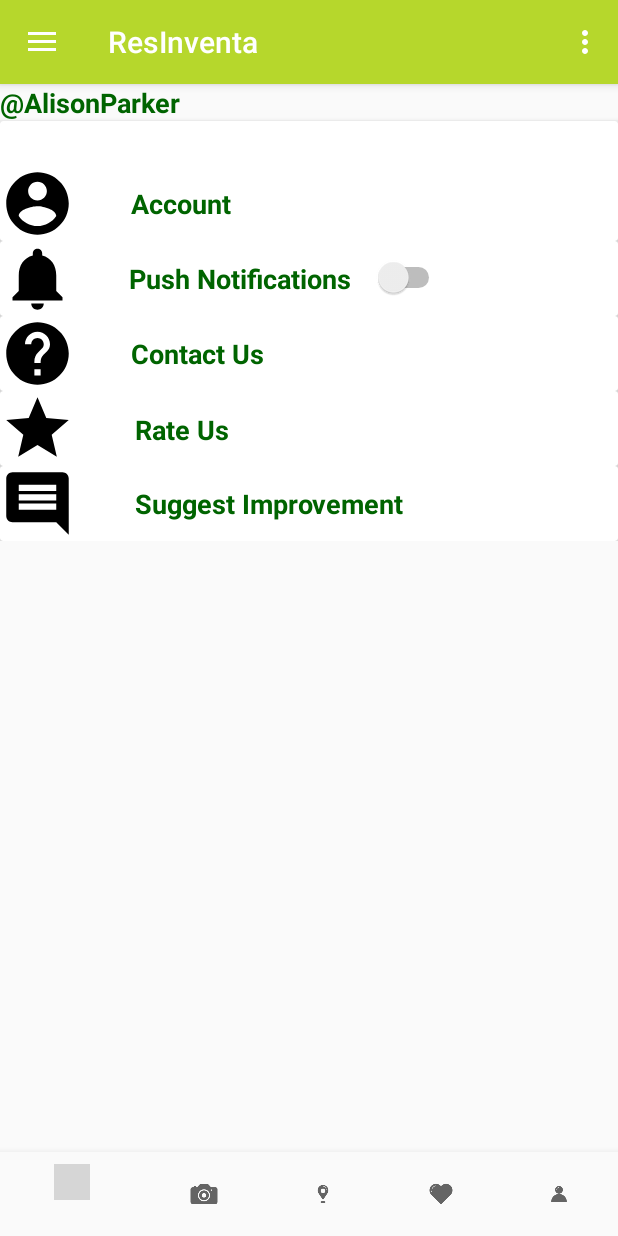
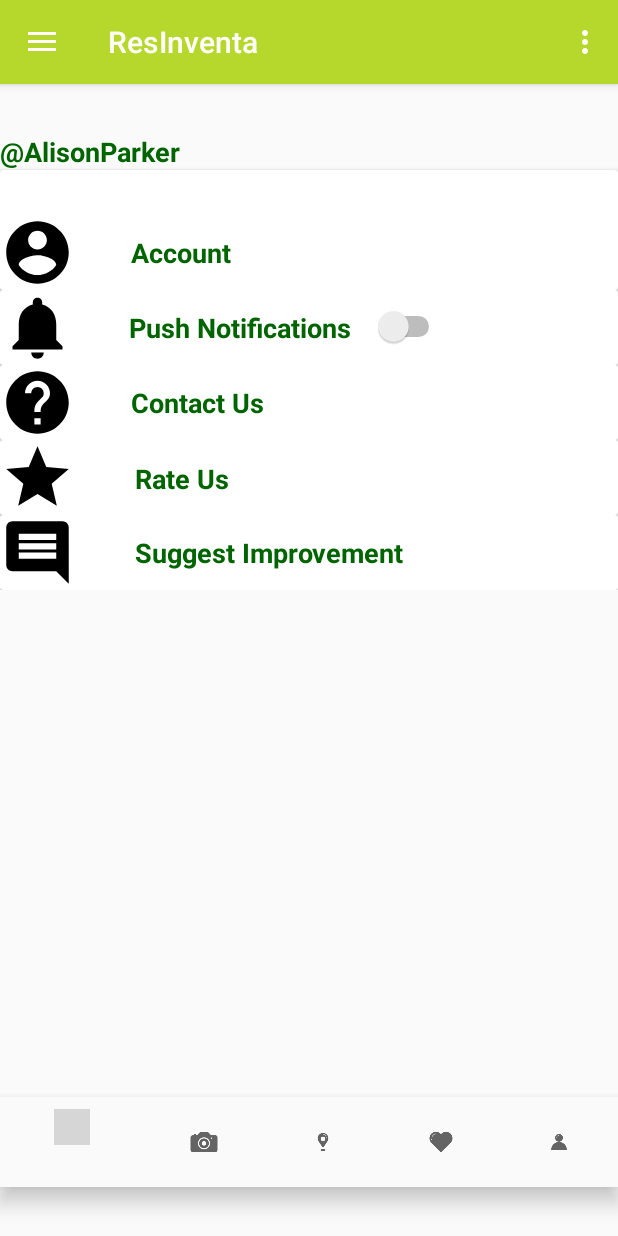
Before and after one commit to xhoanaaliu/Senior-Design-Project, an Android app: the screen it shows after launch (MainActivity), in the side drawer, after a tap on "Settings", on a phone screen of 412 x 824 dp. Run offline under Robolectric (Android 15) with nearby library versions, the phone set to English and light mode, and no system bars; grey boxes are pictures that could not be loaded.

Commit message:
New Event Fragment Final (1st Iteration) Removed Bottom Navigation Drawer from Profile Fragment

```diff
--- a/app/build.gradle
+++ b/app/build.gradle
@@ -29,6 +29,9 @@ dependencies {
     implementation 'com.github.florent37:materialtextfield:1.0.7'
     implementation 'com.colapps:datetimepicker-library:0.0.7'
     implementation 'com.nineoldandroids:library:2.4.0'
+    implementation 'com.jaredrummler:material-spinner:1.3.1'
+    implementation 'com.aurelhubert:ahbottomnavigation:0.1.3'
+
 
 
     testImplementation 'junit:junit:4.12'
--- a/app/src/main/java/com/example/gerard/afinal/ProfileFragment.java
+++ b/app/src/main/java/com/example/gerard/afinal/ProfileFragment.java
@@ -30,9 +30,7 @@ public class ProfileFragment extends Fragment implements View.OnClickListener {
 
     private TabLayout tabs;
     private ViewPager viewPager;
-    private BottomNavigationView bottom_nav;
     MyAdapter adapter;
-    Intent intent;
     public ProfileFragment() {
         // Required empty public constructor
     }
@@ -56,7 +54,7 @@ public class ProfileFragment extends Fragment implements View.OnClickListener {
                              Bundle savedInstanceState) {
         // Inflate the layout for this fragment
         View rootView= inflater.inflate(R.layout.fragment_profile, container, false);
-        bottom_nav=rootView.findViewById(R.id.bottom_nav);
+
         return rootView;
     }
 
@@ -84,15 +82,6 @@ public class ProfileFragment extends Fragment implements View.OnClickListener {
         adapter.addFragment(new FollowingFragment(),"Following");
         viewPager.setAdapter(adapter);
         tabs.setupWithViewPager(viewPager);
-        bottom_nav.setOnClickListener(this);
-        bottom_nav.setOnNavigationItemSelectedListener(new BottomNavigationView.OnNavigationItemSelectedListener() {
-            @Override
-            public boolean onNavigationItemSelected(@NonNull MenuItem menuItem) {
-                return false;
-            }
-        });
-
-
     }
 
 
--- a/app/src/main/res/layout/activity_main.xml
+++ b/app/src/main/res/layout/activity_main.xml
@@ -22,4 +22,6 @@
         app:headerLayout="@layout/nav_header_main"
         app:menu="@menu/activity_main_drawer" />
 
+
+
 </android.support.v4.widget.DrawerLayout>
--- a/app/src/main/res/layout/app_bar_main.xml
+++ b/app/src/main/res/layout/app_bar_main.xml
@@ -20,6 +20,7 @@
 
     </android.support.design.widget.AppBarLayout>
 
+
     <include layout="@layout/content_main" />
 
 </android.support.design.widget.CoordinatorLayout>
--- a/app/src/main/res/layout/content_main.xml
+++ b/app/src/main/res/layout/content_main.xml
@@ -12,19 +12,22 @@
     <FrameLayout
         android:id="@+id/main_fragment"
         android:layout_width="match_parent"
-        android:layout_height="match_parent"/>
+        android:layout_height="610dp"
+        app:layout_constraintBottom_toTopOf="@+id/navigation"
+        app:layout_constraintEnd_toEndOf="parent"
+        app:layout_constraintStart_toStartOf="parent"
+        app:layout_constraintTop_toTopOf="parent" />
 
 
     <android.support.design.widget.BottomNavigationView
         android:id="@+id/navigation"
-        android:layout_width="0dp"
-        android:layout_height="wrap_content"
-        android:layout_marginEnd="0dp"
-        android:layout_marginStart="0dp"
+        android:layout_width="wrap_content"
+        android:layout_height="60dp"
         android:background="?android:attr/windowBackground"
         app:layout_constraintBottom_toBottomOf="parent"
         app:layout_constraintLeft_toLeftOf="parent"
         app:layout_constraintRight_toRightOf="parent"
+        app:layout_constraintTop_toBottomOf="@+id/main_fragment"
         app:menu="@menu/navigation" />
 
 </android.support.constraint.ConstraintLayout>
--- a/app/src/main/res/menu/main.xml
+++ b/app/src/main/res/menu/main.xml
@@ -2,6 +2,7 @@
 <menu xmlns:android="http://schemas.android.com/apk/res/android"
     xmlns:app="http://schemas.android.com/apk/res-auto">
     <item
+        android:title="d"
         android:orderInCategory="100"
         app:showAsAction="never" />
 </menu>
```
Also changed, not shown: app/src/main/java/com/example/gerard/afinal/NewEventFragment.java (+13 -0 lines), app/src/main/res/layout/fragment_new_event.xml (+59 -26 lines), app/src/main/res/layout/fragment_profile.xml (+0 -7 lines).
